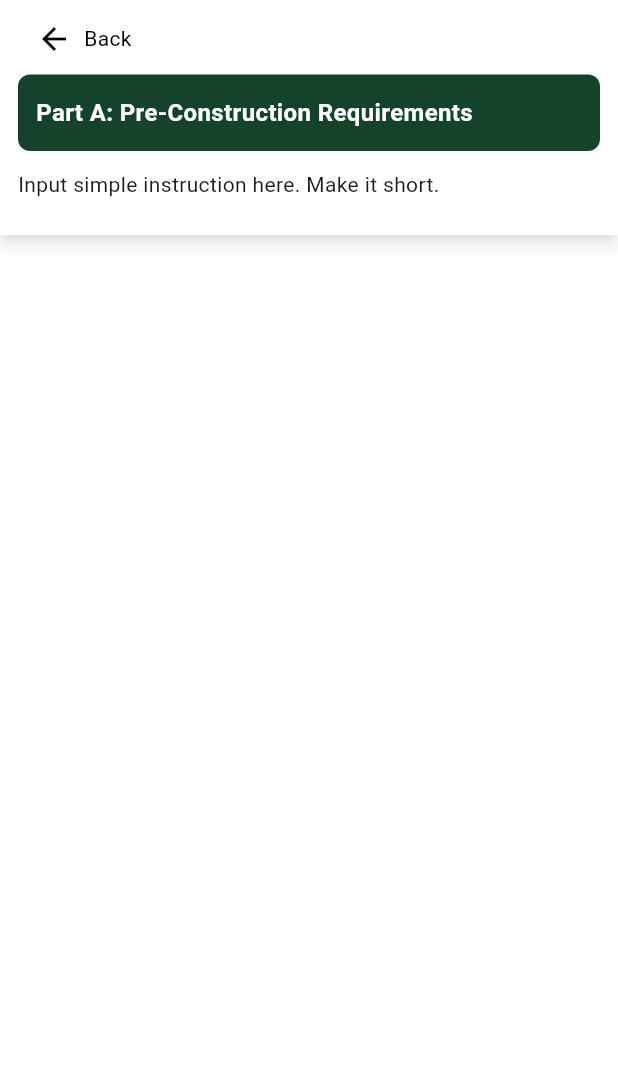
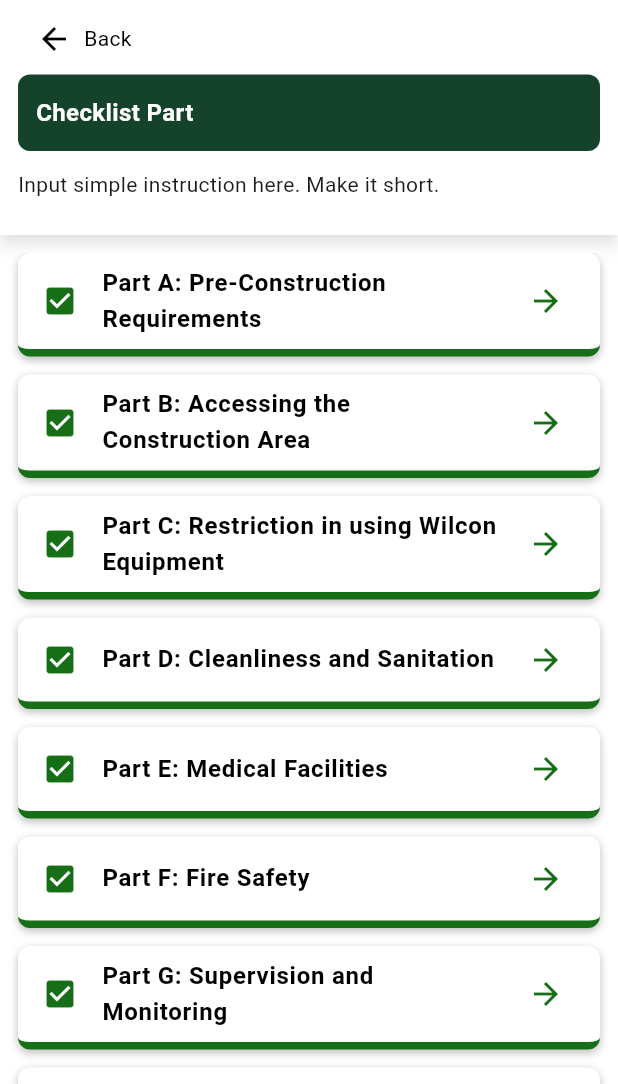
Before and after one commit to jamydevelop/Wilcon-Phase-2, a Flutter app: the ChecklistItemPage screen opened directly, on a phone screen of 412 x 824 dp, the part 152-1236 px from its top. Run offline on Flutter 3.47's test engine with Material 3 defaults, Android fonts, the light colour scheme and no system bars.

Commit message:
update on checklist item page

```diff
--- a/wilcon_phase2/lib/module/checklist/checklist_item/widget/checklist_item_appbar_container_widget.dart
+++ b/wilcon_phase2/lib/module/checklist/checklist_item/widget/checklist_item_appbar_container_widget.dart
@@ -4,7 +4,7 @@ import 'package:wilcon_phase2/widget/customized_appbar/back_screen_widget.dart';
 import 'package:wilcon_phase2/widget/header_bar_widget.dart';
 
 class ChecklistItemAppbarContainerWidget extends StatefulWidget {
-  const ChecklistItemAppbarContainerWidget({super.key});
+  const ChecklistItemAppbarContainerWidget({super.key, required String title});
 
   @override
   State<ChecklistItemAppbarContainerWidget> createState() =>
--- a/wilcon_phase2/lib/module/checklist/checklist_item/widget/checklist_item_body_widget.dart
+++ b/wilcon_phase2/lib/module/checklist/checklist_item/widget/checklist_item_body_widget.dart
@@ -1,5 +1,6 @@
 import 'package:flutter/material.dart';
-import 'package:wilcon_phase2/module/checklist/checklist_item/widget/checklist_item_appbar_container_widget.dart';
+import 'package:wilcon_phase2/module/checklist/checklist_parts/widget/checklist_parts_appbar_container_widget.dart';
+import 'package:wilcon_phase2/module/checklist/checklist_parts/widget/cheklist_part_button_widget.dart';
 
 class ChecklistItemBodyWidget extends StatefulWidget {
   const ChecklistItemBodyWidget({super.key});
@@ -18,7 +19,7 @@ class _ChecklistItemBodyWidgetState extends State<ChecklistItemBodyWidget> {
         const Material(
           elevation: 4.0, // Adjust elevation for the floating effect
           shadowColor: Colors.black45, // Optional: To control shadow color
-          child: ChecklistItemAppbarContainerWidget(),
+          child: ChecklistPartsAppbarContainerWidget(),
         ),
         const SizedBox(height: 12),
         Expanded(
@@ -31,7 +32,24 @@ class _ChecklistItemBodyWidgetState extends State<ChecklistItemBodyWidget> {
               ),
               width: double.infinity,
               child: const Column(
-                children: <Widget>[],
+                children: <Widget>[
+                  CheklistPartButtonWidget(
+                      title: 'Part A: Pre-Construction Requirements'),
+                  CheklistPartButtonWidget(
+                      title: 'Part B: Accessing the Construction Area'),
+                  CheklistPartButtonWidget(
+                      title: 'Part C: Restriction in using Wilcon Equipment'),
+                  CheklistPartButtonWidget(
+                      title: 'Part D: Cleanliness and Sanitation'),
+                  CheklistPartButtonWidget(title: 'Part E: Medical Facilities'),
+                  CheklistPartButtonWidget(title: 'Part F: Fire Safety'),
+                  CheklistPartButtonWidget(
+                      title: 'Part G: Supervision and Monitoring'),
+                  CheklistPartButtonWidget(
+                      title: 'Part H: On-sites rules and Regulations'),
+                  CheklistPartButtonWidget(
+                      title: 'Part I: Standard Utilities & Equipment'),
+                ],
               ),
             ),
           ),
--- a/wilcon_phase2/lib/module/checklist/checklist_parts/widget/checklist_parts_body.dart
+++ b/wilcon_phase2/lib/module/checklist/checklist_parts/widget/checklist_parts_body.dart
@@ -33,7 +33,8 @@ class _ChecklistPartsBodyState extends State<ChecklistPartsBody> {
               child: const Column(
                 children: <Widget>[
                   CheklistPartButtonWidget(
-                      title: 'Part A: Pre-Construction Requirements'),
+                    title: 'Part A: Pre-Construction Requirements',
+                  ),
                   CheklistPartButtonWidget(
                       title: 'Part B: Accessing the Construction Area'),
                   CheklistPartButtonWidget(
```
